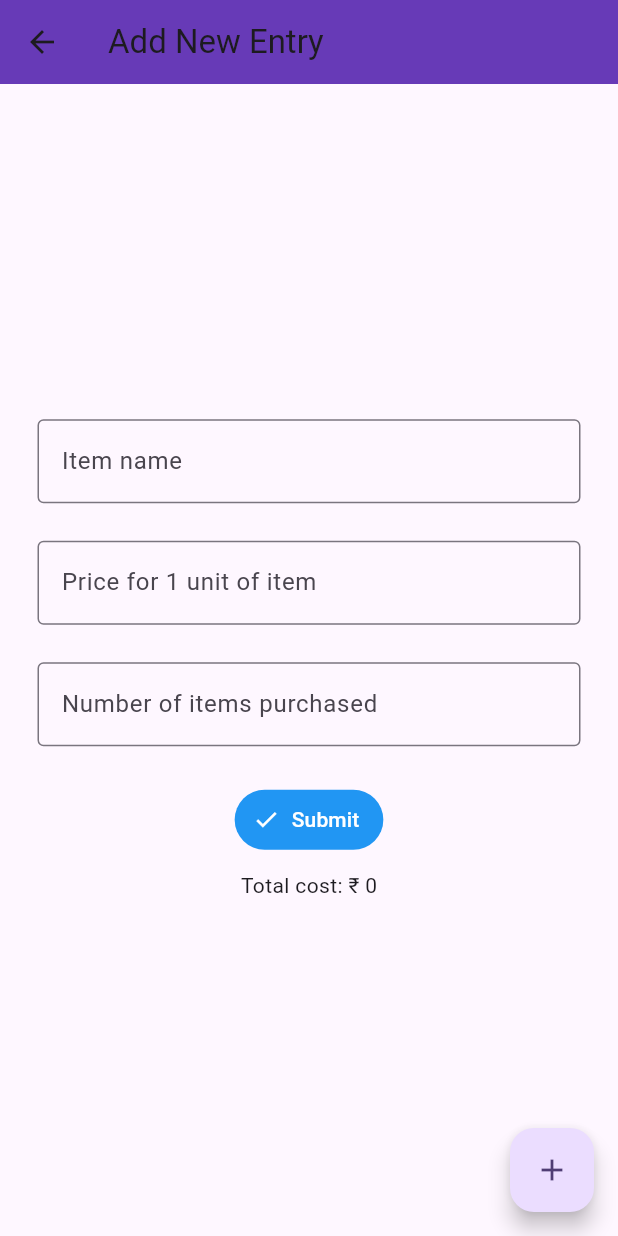
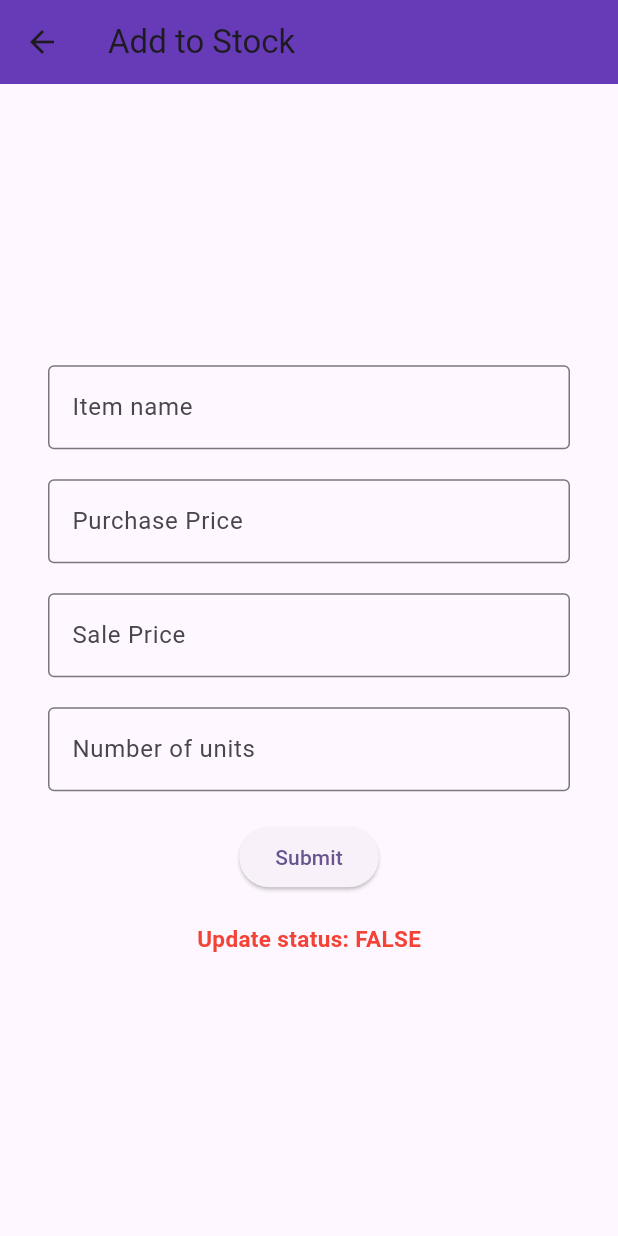
Before and after one commit to amalraj28/inventory-management, a Flutter app: the MyHomePage screen opened directly with empty values, after a tap on "Add to Stock", on a phone screen of 412 x 824 dp. Run offline on Flutter 3.47's test engine with Material 3 defaults, Android fonts, the phone set to English and light mode, and no system bars; drawn by our look-alikes of searchfield; our stand-ins replace firebase_auth, firebase_core, firebase_database, flutter_dotenv, shared_preferences; accounts and stored records are empty; generated files the repository leaves out were written again.

Commit message:
Modified add to stock page as per new structure

```diff
--- a/lib/db/data_models.dart
+++ b/lib/db/data_models.dart
@@ -1,19 +1,23 @@
 class StockData {
   final String itemName;
-  final num itemCount;
-  final num itemPrice;
+  final int availableStock;
+  final num salePrice;
+  final num purchasePrice;
+  int soldStock;
 
   StockData({
     required this.itemName,
-    required this.itemCount,
-    required this.itemPrice,
+    required this.availableStock,
+    required this.salePrice,
+    required this.purchasePrice,
+    this.soldStock = 0,
   });
 
   Map<String, Object> toJson() => {
-        'initQuantity': itemCount,
-        'remQuantity': itemCount,
-        'costPrice': itemPrice,
-        'sellingPrice': itemPrice,
+        'availableStock': availableStock,
+        'soldStock': soldStock,
+        'purchasePrice': purchasePrice,
+        'sellingPrice': salePrice,
       };
 
   String getName() => itemName;
--- a/lib/db/database_services.dart
+++ b/lib/db/database_services.dart
@@ -33,7 +33,7 @@ class DatabaseServices {
     }
   }
 
-  create(StockData data) async {
+  Future<bool> create(StockData data) async {
     final itemName = data.getName().toLowerCase();
     try {
       await parent.child(itemName).set(data.toJson());
@@ -50,7 +50,7 @@ class DatabaseServices {
     return _mapping.keys.toList();
   }
 
-  Map<String, Map<String, Object>> getEntries() {
+  static Map<String, Map<String, Object>> getEntries() {
     return _mapping;
   }
 
--- a/lib/screens/stock_entry.dart
+++ b/lib/screens/stock_entry.dart
@@ -1,7 +1,8 @@
 import 'package:flutter/material.dart';
+import 'package:flutter/services.dart';
 import 'package:inventory_management/db/data_models.dart';
 import 'package:inventory_management/db/database_services.dart';
-import 'package:inventory_management/exports/exports.dart';
+import 'package:searchfield/searchfield.dart';
 
 class StockEntry extends StatefulWidget {
   final DatabaseServices dbServices;
@@ -13,8 +14,12 @@ class StockEntry extends StatefulWidget {
 
 class _StockEntryState extends State<StockEntry> {
   final _itemNameController = TextEditingController();
-  final _unitPriceController = TextEditingController();
+  final _purchasePriceController = TextEditingController();
+  final _salePriceController = TextEditingController();
   final _itemCountController = TextEditingController();
+  bool purchasePriceEnabled = true;
+  String statusMsg = '';
+  bool success = false;
 
   num totalCost = 0;
   num unitPrice = 0;
@@ -24,131 +29,209 @@ class _StockEntryState extends State<StockEntry> {
   Widget build(BuildContext context) {
     return Scaffold(
       appBar: AppBar(
-        backgroundColor: Colors.deepPurple,
-        title: const Text(
-          'Add New Entry',
-        ),
+        title: const Text('Add to Stock'),
       ),
       body: Center(
+        child: Padding(
+          padding: const EdgeInsets.symmetric(horizontal: 32.0),
           child: Column(
             mainAxisAlignment: MainAxisAlignment.center,
+            crossAxisAlignment: CrossAxisAlignment.center,
             children: [
-            Column(
-              children: [
-                Padding(
-                  padding: const EdgeInsets.symmetric(
-                    horizontal: 25,
+              SearchField(
+                suggestions: DatabaseServices.getKeys()
+                    .map(
+                      (e) => SearchFieldListItem<String>(e),
+                    )
+                    .toList(),
+                searchInputDecoration: const InputDecoration(
+                  label: Text('Item name'),
+                  focusedBorder: OutlineInputBorder(
+                    borderSide: BorderSide(color: Colors.blue),
                   ),
-                  child: Column(
-                    children: [
-                      TextFormField(
+                  border: OutlineInputBorder(),
+                ),
                 controller: _itemNameController,
-                        decoration: const InputDecoration(
-                          border: OutlineInputBorder(),
-                          hintText: 'Item name',
-                        ),
+                onSearchTextChanged: (p0) {
+                  setState(() {
+                    purchasePriceEnabled =
+                        !DatabaseServices.getKeys().contains(p0);
+                    if (!purchasePriceEnabled) {
+                      _purchasePriceController.text =
+                          DatabaseServices.getEntries()[p0]!['purchasePrice']
+                              .toString();
+                    } else {
+                      _purchasePriceController.clear();
+                    }
+                  });
+                  return null;
+                },
+                onSuggestionTap: (p0) {
+                  setState(() {
+                    purchasePriceEnabled = false;
+                    _purchasePriceController.text = DatabaseServices
+                            .getEntries()[p0.searchKey]!['purchasePrice']
+                        .toString();
+                  });
+                },
               ),
               const SizedBox(
-                        height: 25,
+                height: 20,
               ),
-                      TextFormField(
-                        controller: _unitPriceController,
-                        decoration: const InputDecoration(
-                          border: OutlineInputBorder(),
-                          hintText: 'Price for 1 unit of item',
-                        ),
+              TextField(
                 keyboardType: const TextInputType.numberWithOptions(
                   decimal: true,
+                  signed: false,
                 ),
-                      ),
-                      const SizedBox(
-                        height: 25,
-                      ),
-                      TextFormField(
-                        controller: _itemCountController,
-                        decoration: const InputDecoration(
-                          border: OutlineInputBorder(),
-                          hintText: 'Number of items purchased',
-                        ),
-                        keyboardType: TextInputType.number,
-                      ),
-                      const SizedBox(
-                        height: 25,
-                      ),
-                      TextButton.icon(
-                        onPressed: () async{
-                          setState(() {
-                            unitPrice =
-                                num.tryParse(_unitPriceController.text) ?? 0;
-                            count =
-                                int.tryParse(_itemCountController.text) ?? 0;
-                            totalCost = unitPrice * count;
-                          });
-
-                          if (unitPrice == 0 ||
-                              count == 0 ||
-                              _itemNameController.text.isEmpty) {
-                            createSnackbar(
-                              context: context,
-                              message: 'Invalid data entered',
-                              backgroundColor: Colors.red,
-                            );
-                            return;
-                          }
-                          StockData data = StockData(
-                            itemName: _itemNameController.text,
-                            itemCount: count,
-                            itemPrice: unitPrice,
-                          );
-
-                          final status = await widget.dbServices.create(data);
-
-                          if (status) {
-                            createSnackbar(
-                              context: context,
-                              message: 'New entry created in database',
-                              backgroundColor: Colors.green,
-                            );
-                            _itemNameController.clear();
-                            _itemCountController.clear();
-                            _unitPriceController.clear();
-                          }
-                        },
-                        label: const Text(
-                          'Submit',
-                        ),
-                        icon: const Icon(
-                          Icons.check,
-                        ),
-                        style: ButtonStyle(
-                          backgroundColor: WidgetStateProperty.all(
-                            Colors.blue,
-                          ),
-                          foregroundColor: WidgetStateProperty.all(
-                            Colors.white,
-                          ),
-                        ),
-                      ),
-                      const SizedBox(
-                        height: 10,
-                      ),
-                      Text('Total cost: \u{20B9} $totalCost'),
-                    ],
+                inputFormatters: [
+                  FilteringTextInputFormatter.allow(
+                    RegExp(
+                      r'^\d*\.?\d*$',
                     ),
                   ),
                 ],
+                enabled: purchasePriceEnabled,
+                decoration: const InputDecoration(
+                  label: Text('Purchase Price'),
+                  focusedBorder: OutlineInputBorder(
+                    borderSide: BorderSide(color: Colors.blue),
+                  ),
+                  border: OutlineInputBorder(),
+                ),
+                controller: _purchasePriceController,
+              ),
+              const SizedBox(
+                height: 20,
+              ),
+              TextField(
+                keyboardType: const TextInputType.numberWithOptions(
+                  decimal: true,
+                  signed: false,
+                ),
+                inputFormatters: [
+                  FilteringTextInputFormatter.allow(
+                    RegExp(
+                      r'^\d*\.?\d*$',
+                    ),
                   ),
                 ],
+                decoration: const InputDecoration(
+                  label: Text('Sale Price'),
+                  focusedBorder: OutlineInputBorder(
+                    borderSide: BorderSide(color: Colors.blue),
                   ),
+                  border: OutlineInputBorder(),
                 ),
-      floatingActionButton: FloatingActionButton(
-        onPressed: () => createSnackbar(
-          context: context,
-          message: 'Floating Button Pressed',
-          backgroundColor: Colors.green,
+                controller: _salePriceController,
               ),
-        child: const Icon(
-          Icons.add,
+              const SizedBox(
+                height: 20,
+              ),
+              TextField(
+                keyboardType: TextInputType.number,
+                inputFormatters: [FilteringTextInputFormatter.digitsOnly],
+                decoration: const InputDecoration(
+                  label: Text('Number of units'),
+                  focusedBorder: OutlineInputBorder(
+                    borderSide: BorderSide(color: Colors.blue),
+                  ),
+                  border: OutlineInputBorder(),
+                ),
+                controller: _itemCountController,
+              ),
+              const SizedBox(
+                height: 20,
+              ),
+              ElevatedButton(
+                onPressed: () async {
+                  final availableStock =
+                      int.tryParse(_itemCountController.text);
+                  final salePrice = num.tryParse(_salePriceController.text);
+                  final purchasePrice =
+                      num.tryParse(_purchasePriceController.text);
+                  final itemName = _itemNameController.text.trim();
+
+                  if (true &&
+                      itemName.isNotEmpty &&
+                      availableStock != null &&
+                      salePrice != null &&
+                      purchasePrice != null &&
+                      true) {
+                    late final StockData data;
+                    late bool status;
+
+                    if (purchasePriceEnabled) {
+                      // new item
+                      data = StockData(
+                        itemName: _itemNameController.text.trim(),
+                        availableStock: availableStock,
+                        purchasePrice: purchasePrice,
+                        salePrice: salePrice,
+                        soldStock: 0,
+                      );
+
+                      status = await widget.dbServices.create(data);
+                    } else {
+                      data = StockData(
+                        itemName: _itemNameController.text.trim(),
+                        availableStock: availableStock +
+                            (int.tryParse(
+                                  widget.dbServices
+                                      .readProperty(itemName, 'availableStock')
+                                      .toString(),
+                                ) ??
+                                0),
+                        salePrice: salePrice,
+                        purchasePrice: purchasePrice,
+                      );
+
+                      status = await widget.dbServices.update(
+                        itemName,
+                        {
+                          'availableStock': availableStock +
+                              (int.tryParse(
+                                    widget.dbServices
+                                        .readProperty(
+                                            itemName, 'availableStock')
+                                        .toString(),
+                                  ) ??
+                                  0),
+                          'sellingPrice': salePrice,
+                        },
+                      );
+                    }
+
+                    setState(() {
+                      success = status;
+                    });
+
+                    if (status) {
+                      _itemCountController.clear();
+                      _itemNameController.clear();
+                      _purchasePriceController.clear();
+                      _salePriceController.clear();
+
+                      setState(() {
+                        purchasePriceEnabled = true;
+                      });
+                    }
+                  }
+                },
+                child: const Text('Submit'),
+              ),
+              const SizedBox(
+                height: 20,
+              ),
+              Text(
+                'Update status: ${success.toString().toUpperCase()}',
+                style: const TextStyle(
+                  fontWeight: FontWeight.w700,
+                  color: Colors.red,
+                  fontSize: 15,
+                ),
+              )
+            ],
+          ),
         ),
       ),
     );
```
Lines whose indentation alone changed are shown as unchanged.
